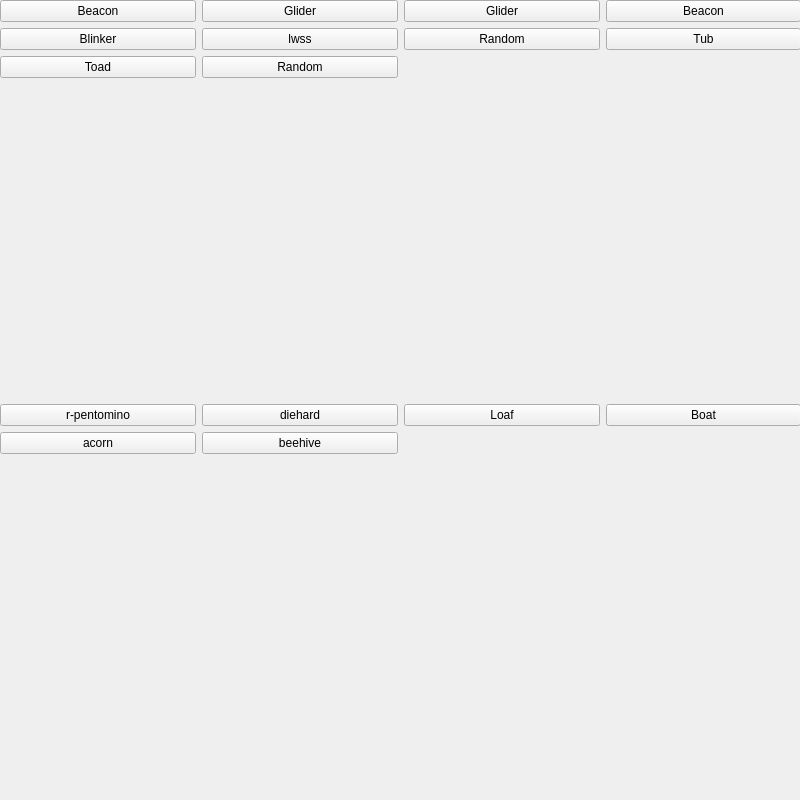
Old version of the form project/project/src/ui/widget.ui in the repository vitamys/cpp-project.
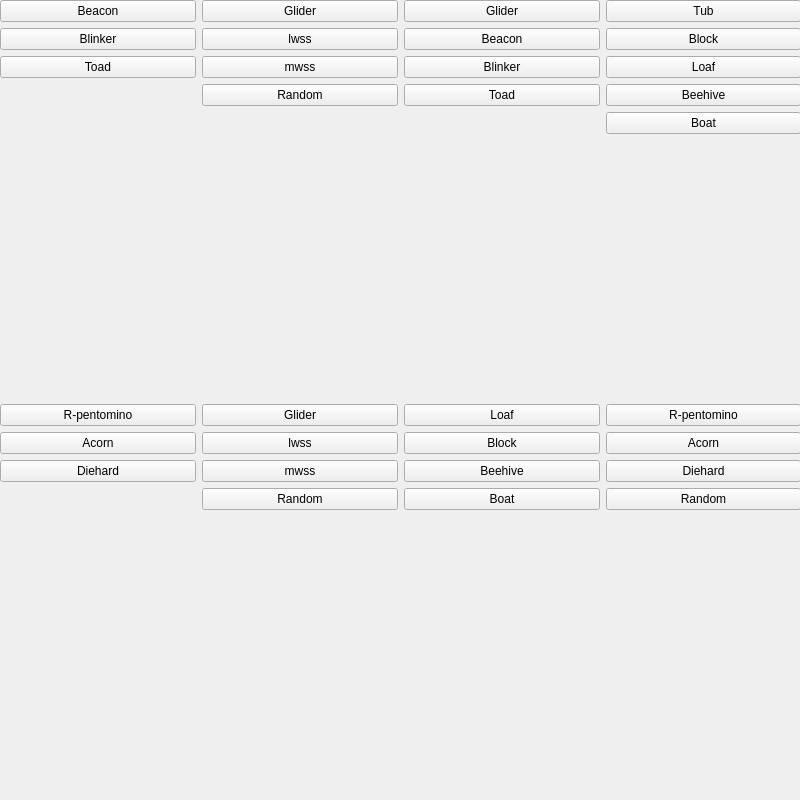
New version of the form.

Diff of the .ui file:
```diff
--- a/project/project/src/ui/widget.ui
+++ b/project/project/src/ui/widget.ui
@@ -40,13 +40,6 @@
       <property name="sizeConstraint">
        <enum>QLayout::SetMinAndMaxSize</enum>
       </property>
-      <item row="0" column="1">
-       <widget class="QPushButton" name="boatButton_4">
-        <property name="text">
-         <string>Boat</string>
-        </property>
-       </widget>
-      </item>
       <item row="0" column="0">
        <widget class="QPushButton" name="loafButton_4">
         <property name="text">
@@ -54,13 +47,80 @@
         </property>
        </widget>
       </item>
-      <item row="1" column="0">
+      <item row="5" column="0">
        <widget class="QLabel" name="label_4">
         <property name="text">
          <string/>
         </property>
        </widget>
       </item>
+      <item row="1" column="0">
+       <widget class="QPushButton" name="blockButton_4">
+        <property name="text">
+         <string>Block</string>
+        </property>
+       </widget>
+      </item>
+      <item row="3" column="0">
+       <widget class="QPushButton" name="boatButton_4">
+        <property name="text">
+         <string>Boat</string>
+        </property>
+       </widget>
+      </item>
+      <item row="1" column="1">
+       <widget class="QPushButton" name="acornButton_4">
+        <property name="sizePolicy">
+         <sizepolicy hsizetype="Minimum" vsizetype="Fixed">
+          <horstretch>0</horstretch>
+          <verstretch>0</verstretch>
+         </sizepolicy>
+        </property>
+        <property name="text">
+         <string>Acorn</string>
+        </property>
+       </widget>
+      </item>
+      <item row="3" column="1">
+       <widget class="QPushButton" name="randomButton_4">
+        <property name="text">
+         <string>Random</string>
+        </property>
+       </widget>
+      </item>
+      <item row="2" column="0">
+       <widget class="QPushButton" name="beehiveButton_4">
+        <property name="text">
+         <string>Beehive</string>
+        </property>
+       </widget>
+      </item>
+      <item row="2" column="1">
+       <widget class="QPushButton" name="diehardButton_4">
+        <property name="sizePolicy">
+         <sizepolicy hsizetype="Minimum" vsizetype="Fixed">
+          <horstretch>0</horstretch>
+          <verstretch>0</verstretch>
+         </sizepolicy>
+        </property>
+        <property name="text">
+         <string>Diehard</string>
+        </property>
+       </widget>
+      </item>
+      <item row="0" column="1">
+       <widget class="QPushButton" name="rpentominoButton_4">
+        <property name="sizePolicy">
+         <sizepolicy hsizetype="Minimum" vsizetype="Fixed">
+          <horstretch>0</horstretch>
+          <verstretch>0</verstretch>
+         </sizepolicy>
+        </property>
+        <property name="text">
+         <string>R-pentomino</string>
+        </property>
+       </widget>
+      </item>
      </layout>
     </item>
     <item row="1" column="0">
@@ -68,39 +128,13 @@
       <property name="sizeConstraint">
        <enum>QLayout::SetMinAndMaxSize</enum>
       </property>
-      <item row="0" column="1">
-       <widget class="QPushButton" name="diehardButton_3">
-        <property name="sizePolicy">
-         <sizepolicy hsizetype="Minimum" vsizetype="Fixed">
-          <horstretch>0</horstretch>
-          <verstretch>0</verstretch>
-         </sizepolicy>
-        </property>
-        <property name="text">
-         <string>diehard</string>
-        </property>
-       </widget>
-      </item>
-      <item row="2" column="0">
+      <item row="4" column="0">
        <widget class="QLabel" name="label_3">
         <property name="text">
          <string/>
         </property>
        </widget>
       </item>
-      <item row="1" column="0">
-       <widget class="QPushButton" name="acornButton_3">
-        <property name="sizePolicy">
-         <sizepolicy hsizetype="Minimum" vsizetype="Fixed">
-          <horstretch>0</horstretch>
-          <verstretch>0</verstretch>
-         </sizepolicy>
-        </property>
-        <property name="text">
-         <string>acorn</string>
-        </property>
-       </widget>
-      </item>
       <item row="0" column="0">
        <widget class="QPushButton" name="rpentominoButton_3">
         <property name="sizePolicy">
@@ -110,12 +144,58 @@
          </sizepolicy>
         </property>
         <property name="text">
-         <string>r-pentomino</string>
+         <string>R-pentomino</string>
+        </property>
+       </widget>
+      </item>
+      <item row="2" column="0">
+       <widget class="QPushButton" name="diehardButton_3">
+        <property name="sizePolicy">
+         <sizepolicy hsizetype="Minimum" vsizetype="Fixed">
+          <horstretch>0</horstretch>
+          <verstretch>0</verstretch>
+         </sizepolicy>
+        </property>
+        <property name="text">
+         <string>Diehard</string>
+        </property>
+       </widget>
+      </item>
+      <item row="2" column="1">
+       <widget class="QPushButton" name="mwssButton_3">
+        <property name="sizePolicy">
+         <sizepolicy hsizetype="Minimum" vsizetype="Fixed">
+          <horstretch>0</horstretch>
+          <verstretch>0</verstretch>
+         </sizepolicy>
+        </property>
+        <property name="text">
+         <string>mwss</string>
+        </property>
+       </widget>
+      </item>
+      <item row="1" column="0">
+       <widget class="QPushButton" name="acornButton_3">
+        <property name="sizePolicy">
+         <sizepolicy hsizetype="Minimum" vsizetype="Fixed">
+          <horstretch>0</horstretch>
+          <verstretch>0</verstretch>
+         </sizepolicy>
+        </property>
+        <property name="text">
+         <string>Acorn</string>
         </property>
        </widget>
       </item>
       <item row="1" column="1">
-       <widget class="QPushButton" name="beehiveButton_3">
+       <widget class="QPushButton" name="lwssButton_3">
+        <property name="text">
+         <string>lwss</string>
+        </property>
+       </widget>
+      </item>
+      <item row="0" column="1">
+       <widget class="QPushButton" name="gliderButton_3">
         <property name="sizePolicy">
          <sizepolicy hsizetype="Minimum" vsizetype="Fixed">
           <horstretch>0</horstretch>
@@ -123,7 +203,14 @@
          </sizepolicy>
         </property>
         <property name="text">
-         <string>beehive</string>
+         <string>Glider</string>
+        </property>
+       </widget>
+      </item>
+      <item row="3" column="1">
+       <widget class="QPushButton" name="randomButton_3">
+        <property name="text">
+         <string>Random</string>
         </property>
        </widget>
       </item>
@@ -134,19 +221,6 @@
       <property name="sizeConstraint">
        <enum>QLayout::SetMinAndMaxSize</enum>
       </property>
-      <item row="0" column="0">
-       <widget class="QPushButton" name="beaconButton_1">
-        <property name="sizePolicy">
-         <sizepolicy hsizetype="Minimum" vsizetype="Fixed">
-          <horstretch>0</horstretch>
-          <verstretch>0</verstretch>
-         </sizepolicy>
-        </property>
-        <property name="text">
-         <string>Beacon</string>
-        </property>
-       </widget>
-      </item>
       <item row="2" column="0">
        <widget class="QPushButton" name="toadButton_1">
         <property name="text">
@@ -154,6 +228,19 @@
         </property>
        </widget>
       </item>
+      <item row="0" column="1">
+       <widget class="QPushButton" name="gliderButton_1">
+        <property name="sizePolicy">
+         <sizepolicy hsizetype="Minimum" vsizetype="Fixed">
+          <horstretch>0</horstretch>
+          <verstretch>0</verstretch>
+         </sizepolicy>
+        </property>
+        <property name="text">
+         <string>Glider</string>
+        </property>
+       </widget>
+      </item>
       <item row="1" column="0">
        <widget class="QPushButton" name="blinkerButton_1">
         <property name="text">
@@ -161,20 +248,6 @@
         </property>
        </widget>
       </item>
-      <item row="2" column="1">
-       <widget class="QPushButton" name="randomButton_1">
-        <property name="text">
-         <string>Random</string>
-        </property>
-       </widget>
-      </item>
-      <item row="3" column="0">
-       <widget class="QLabel" name="label_2">
-        <property name="text">
-         <string/>
-        </property>
-       </widget>
-      </item>
       <item row="1" column="1">
        <widget class="QPushButton" name="lwssButton_1">
         <property name="text">
@@ -182,8 +255,8 @@
         </property>
        </widget>
       </item>
-      <item row="0" column="1">
-       <widget class="QPushButton" name="gliderButton_1">
+      <item row="2" column="1">
+       <widget class="QPushButton" name="mwssButton_1">
         <property name="sizePolicy">
          <sizepolicy hsizetype="Minimum" vsizetype="Fixed">
           <horstretch>0</horstretch>
@@ -191,7 +264,34 @@
          </sizepolicy>
         </property>
         <property name="text">
-         <string>Glider</string>
+         <string>mwss</string>
+        </property>
+       </widget>
+      </item>
+      <item row="0" column="0">
+       <widget class="QPushButton" name="beaconButton_1">
+        <property name="sizePolicy">
+         <sizepolicy hsizetype="Minimum" vsizetype="Fixed">
+          <horstretch>0</horstretch>
+          <verstretch>0</verstretch>
+         </sizepolicy>
+        </property>
+        <property name="text">
+         <string>Beacon</string>
+        </property>
+       </widget>
+      </item>
+      <item row="4" column="0">
+       <widget class="QLabel" name="label_2">
+        <property name="text">
+         <string/>
+        </property>
+       </widget>
+      </item>
+      <item row="3" column="1">
+       <widget class="QPushButton" name="randomButton_1">
+        <property name="text">
+         <string>Random</string>
         </property>
        </widget>
       </item>
@@ -202,21 +302,14 @@
       <property name="sizeConstraint">
        <enum>QLayout::SetMinAndMaxSize</enum>
       </property>
-      <item row="1" column="1">
+      <item row="0" column="1">
        <widget class="QPushButton" name="tubButton_2">
         <property name="text">
          <string>Tub</string>
         </property>
        </widget>
       </item>
-      <item row="1" column="0">
-       <widget class="QPushButton" name="randomButton_2">
-        <property name="text">
-         <string>Random</string>
-        </property>
-       </widget>
-      </item>
-      <item row="2" column="0">
+      <item row="5" column="0">
        <widget class="QLabel" name="label">
         <property name="text">
          <string/>
@@ -236,7 +329,7 @@
         </property>
        </widget>
       </item>
-      <item row="0" column="1">
+      <item row="1" column="0">
        <widget class="QPushButton" name="beaconButton_2">
         <property name="sizePolicy">
          <sizepolicy hsizetype="Minimum" vsizetype="Fixed">
@@ -249,6 +342,48 @@
         </property>
        </widget>
       </item>
+      <item row="2" column="1">
+       <widget class="QPushButton" name="loafButton_2">
+        <property name="text">
+         <string>Loaf</string>
+        </property>
+       </widget>
+      </item>
+      <item row="3" column="0">
+       <widget class="QPushButton" name="toadButton_2">
+        <property name="text">
+         <string>Toad</string>
+        </property>
+       </widget>
+      </item>
+      <item row="1" column="1">
+       <widget class="QPushButton" name="blockButton_2">
+        <property name="text">
+         <string>Block</string>
+        </property>
+       </widget>
+      </item>
+      <item row="3" column="1">
+       <widget class="QPushButton" name="beehiveButton_2">
+        <property name="text">
+         <string>Beehive</string>
+        </property>
+       </widget>
+      </item>
+      <item row="2" column="0">
+       <widget class="QPushButton" name="blinkerButton_2">
+        <property name="text">
+         <string>Blinker</string>
+        </property>
+       </widget>
+      </item>
+      <item row="4" column="1">
+       <widget class="QPushButton" name="boatButton_2">
+        <property name="text">
+         <string>Boat</string>
+        </property>
+       </widget>
+      </item>
      </layout>
     </item>
    </layout>
```
